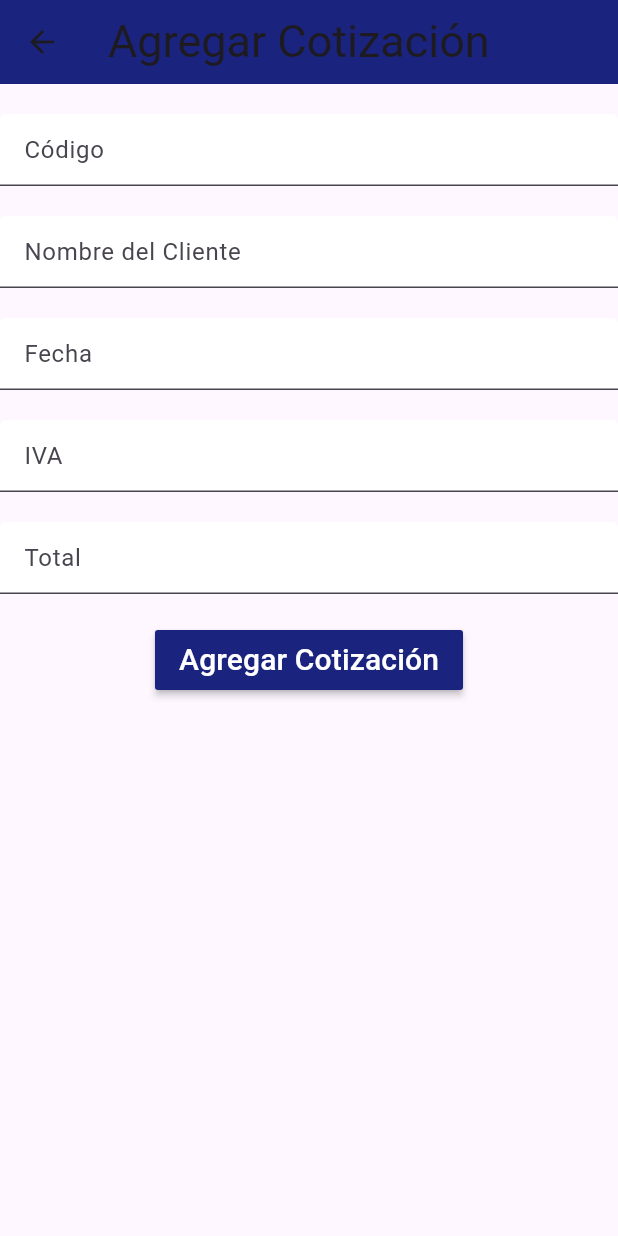
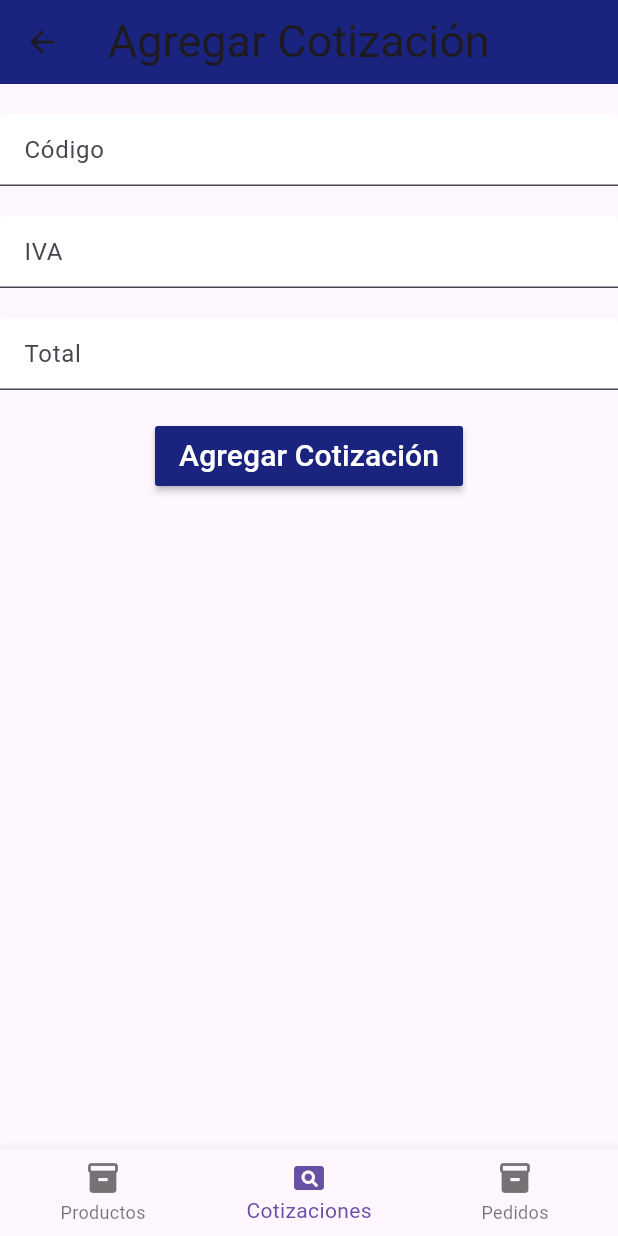
Before and after one commit to crizleo/WHO, a Flutter app: the CotizacionCreate screen opened directly, after a tap on "Agregar Cotización", on a phone screen of 412 x 824 dp. Run offline on Flutter 3.47's test engine with Material 3 defaults, Android fonts, the phone set to English and light mode, and no system bars; our stand-ins replace firebase_auth, firebase_core, firebase_database; accounts and stored records are empty.

Commit message:
prueba 43242

```diff
--- a/lib/models/modelCotizacion.dart
+++ b/lib/models/modelCotizacion.dart
@@ -3,7 +3,7 @@ class Cotizacion {
   int idEstadoCoti;
   String codigo;
   String nombreCliente;
-  String fecha;
+  DateTime fecha;
   double iva;
   double total;
   String imagen;
@@ -38,7 +38,7 @@ class Cotizacion {
       idEstadoCoti: json['idEstadoCoti'],
       codigo: json['codigo'],
       nombreCliente: json['nombreCliente'] ?? '', // Manejar valores nulos
-      fecha: json['fecha'] ?? '', // Manejar valores nulos
+      fecha: json['fecha'], // Manejar valores nulos
       iva: (json['iva'] as num).toDouble(),
       total: (json['total'] as num).toDouble(),
       imagen: json['imagen'] ?? '', // Manejar valores nulos
--- a/lib/screens/cotizacion/cotizacionInsert.dart
+++ b/lib/screens/cotizacion/cotizacionInsert.dart
@@ -1,7 +1,7 @@
 import 'package:flutter/material.dart';
 import '../../services/firebaseDataBase.dart';
 import '../../models/modelCotizacion.dart';
-import './cotizacionUpdate.dart'; // Importar la pantalla de actualización de cotización
+import './cotizacion.dart';
 
 class CotizacionCreate extends StatefulWidget {
   @override
@@ -10,9 +10,9 @@ class CotizacionCreate extends StatefulWidget {
 
 class CotizacionCreateState extends State<CotizacionCreate> {
   TextEditingController codigoController = TextEditingController();
+  TextEditingController ivaController = TextEditingController();
+  TextEditingController fechaController = TextEditingController();
   TextEditingController nombreClienteController = TextEditingController();
-  TextEditingController fechaController = TextEditingController();
-  TextEditingController ivaController = TextEditingController();
   TextEditingController totalController = TextEditingController();
   FirebaseService firebaseService = FirebaseService();
 
@@ -20,7 +20,7 @@ class CotizacionCreateState extends State<CotizacionCreate> {
   Widget build(BuildContext context) {
     return Scaffold(
       appBar: AppBar(
-        title: const Text(
+        title: Text(
           'Agregar Cotización',
           style: TextStyle(fontSize: 30),
         ),
@@ -37,24 +37,6 @@ class CotizacionCreateState extends State<CotizacionCreate> {
                 filled: true,
                 fillColor: Colors.white,
                 hintText: 'Código',
-              ),
-            ),
-            SizedBox(height: 20),
-            TextFormField(
-              controller: nombreClienteController,
-              decoration: InputDecoration(
-                filled: true,
-                fillColor: Colors.white,
-                hintText: 'Nombre del Cliente',
-              ),
-            ),
-            SizedBox(height: 20),
-            TextFormField(
-              controller: fechaController,
-              decoration: InputDecoration(
-                filled: true,
-                fillColor: Colors.white,
-                hintText: 'Fecha',
               ),
             ),
             SizedBox(height: 20),
@@ -93,31 +75,32 @@ class CotizacionCreateState extends State<CotizacionCreate> {
           ],
         ),
       ),
+      bottomNavigationBar: BottomNavigationBar(
+        currentIndex: 1,
+        items: const [
+          BottomNavigationBarItem(icon: Icon(Icons.inventory), label: "Productos"),
+          BottomNavigationBarItem(icon: Icon(Icons.pageview), label: "Cotizaciones"),
+          BottomNavigationBarItem(icon: Icon(Icons.inventory), label: "Pedidos")
+        ]
+      ),
     );
   }
 
   void agregarCotizacion() async {
     try {
       Cotizacion cotizacion = Cotizacion(
-        idCotizacion: DateTime.now().millisecondsSinceEpoch, // Generar un ID basado en la hora actual
+        idCotizacion: null, // ID auto-generado
         idEstadoCoti: 1, // Puede ser un valor real según tu lógica
         codigo: codigoController.text,
+        iva: double.parse(ivaController.text),
+        total: double.parse(totalController.text),
+        imagen: '',
         nombreCliente: nombreClienteController.text,
         fecha: fechaController.text,
-        iva: double.parse(ivaController.text),
-        total: double.parse(totalController.text),
-        imagen: '', // Sin imagen
       );
 
       await firebaseService.createOrUpdateCotizacion(cotizacion);
-
-      // Redirigir a la pantalla de actualización de la cotización
-      Navigator.pushReplacement(
-        context,
-        MaterialPageRoute(
-          builder: (context) => CotizacionUpdate(cotizacionId: cotizacion.idCotizacion!),
-        ),
-      );
+      Navigator.pop(context);
     } on Exception catch (e) {
       print(e);
     }
--- a/lib/screens/helloWorldPage.dart
+++ b/lib/screens/helloWorldPage.dart
@@ -7,7 +7,7 @@ class HelloWorldPage extends StatelessWidget {
       appBar: AppBar(
         title: Text('¡Hola Mundo!'), // Título de la barra superior
       ),
-      body: Center(
+      body: const Center(
         child: Text('¡Bienvenido! Has iniciado sesión con éxito.'), // Mensaje de bienvenida
       ),
     );
--- a/pubspec.yaml
+++ b/pubspec.yaml
@@ -38,6 +38,7 @@ dependencies:
   firebase_core: ^3.8.0
   firebase_auth: ^5.3.3
   firebase_database: ^11.1.6
+  intl: ^0.18.0
 
 dev_dependencies:
   flutter_test:
```
Also changed, not shown: lib/screens/cotizacion/cotizacionUpdate.dart (+188 -67 lines), pubspec.lock.
